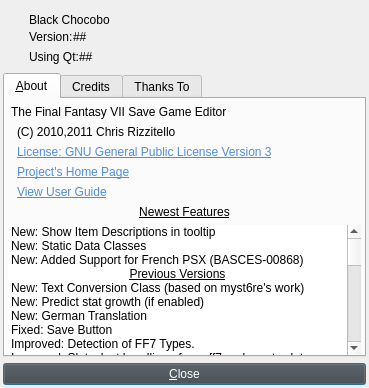
sithlord48/blackchocobo, file about.ui: the form before one commit.
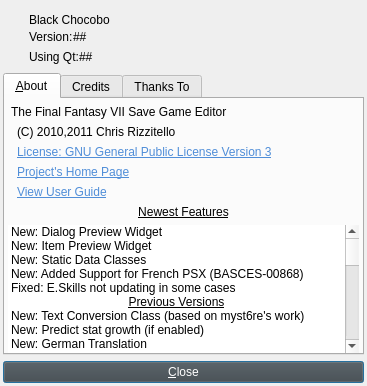
The form after the commit. Icons and pictures are not drawn.

Commit message: string update. in about box

What changed in the file:
```diff
--- a/about.ui
+++ b/about.ui
@@ -9,8 +9,8 @@
    <rect>
     <x>0</x>
     <y>0</y>
-    <width>369</width>
-    <height>388</height>
+    <width>367</width>
+    <height>386</height>
    </rect>
   </property>
   <property name="sizePolicy">
@@ -498,7 +498,12 @@
          </property>
          <item>
           <property name="text">
-           <string>New: Show Item Descriptions in tooltip</string>
+           <string>New: Dialog Preview Widget</string>
+          </property>
+         </item>
+         <item>
+          <property name="text">
+           <string>New: Item Preview Widget</string>
           </property>
          </item>
          <item>
@@ -511,6 +516,11 @@
            <string>New: Added Support for French PSX (BASCES-00868)</string>
           </property>
          </item>
+         <item>
+          <property name="text">
+           <string>Fixed: E.Skills not updating in some cases</string>
+          </property>
+         </item>
          <item>
           <property name="text">
            <string>Previous Versions</string>
```
The commit also changes 4 other files.
